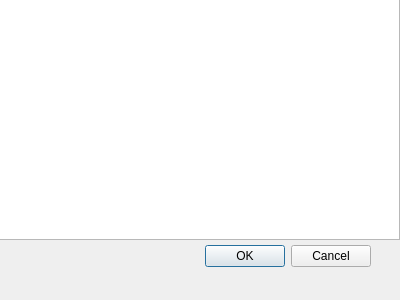
This is rc/ServerListDialog.ui in Preagonal/TilesEditor as Qt 5 draws it before an edit. The edited form follows.
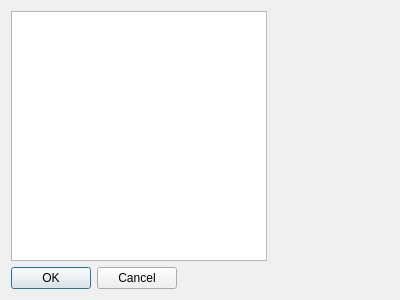
This is the edited form.

```diff
--- a/rc/ServerListDialog.ui
+++ b/rc/ServerListDialog.ui
@@ -13,31 +13,8 @@
   <property name="windowTitle">
    <string>Dialog</string>
   </property>
-  <widget class="QDialogButtonBox" name="buttonBox">
-   <property name="geometry">
-    <rect>
-     <x>30</x>
-     <y>240</y>
-     <width>341</width>
-     <height>32</height>
-    </rect>
-   </property>
-   <property name="orientation">
-    <enum>Qt::Horizontal</enum>
-   </property>
-   <property name="standardButtons">
-    <set>QDialogButtonBox::Cancel|QDialogButtonBox::Ok</set>
-   </property>
-  </widget>
-  <widget class="QWidget" name="verticalLayoutWidget">
-   <property name="geometry">
-    <rect>
-     <x>-1</x>
-     <y>-1</y>
-     <width>401</width>
-     <height>241</height>
-    </rect>
-   </property>
+  <layout class="QFormLayout" name="formLayout">
+   <item row="0" column="0">
    <layout class="QVBoxLayout" name="verticalLayout">
     <item>
      <widget class="QListWidget" name="listWidget">
@@ -47,7 +24,18 @@
      </widget>
     </item>
    </layout>
-  </widget>
+   </item>
+   <item row="1" column="0">
+    <widget class="QDialogButtonBox" name="buttonBox">
+     <property name="orientation">
+      <enum>Qt::Horizontal</enum>
+     </property>
+     <property name="standardButtons">
+      <set>QDialogButtonBox::Cancel|QDialogButtonBox::Ok</set>
+     </property>
+    </widget>
+   </item>
+  </layout>
  </widget>
  <resources/>
  <connections>
```
Lines whose indentation alone changed are shown as unchanged.
